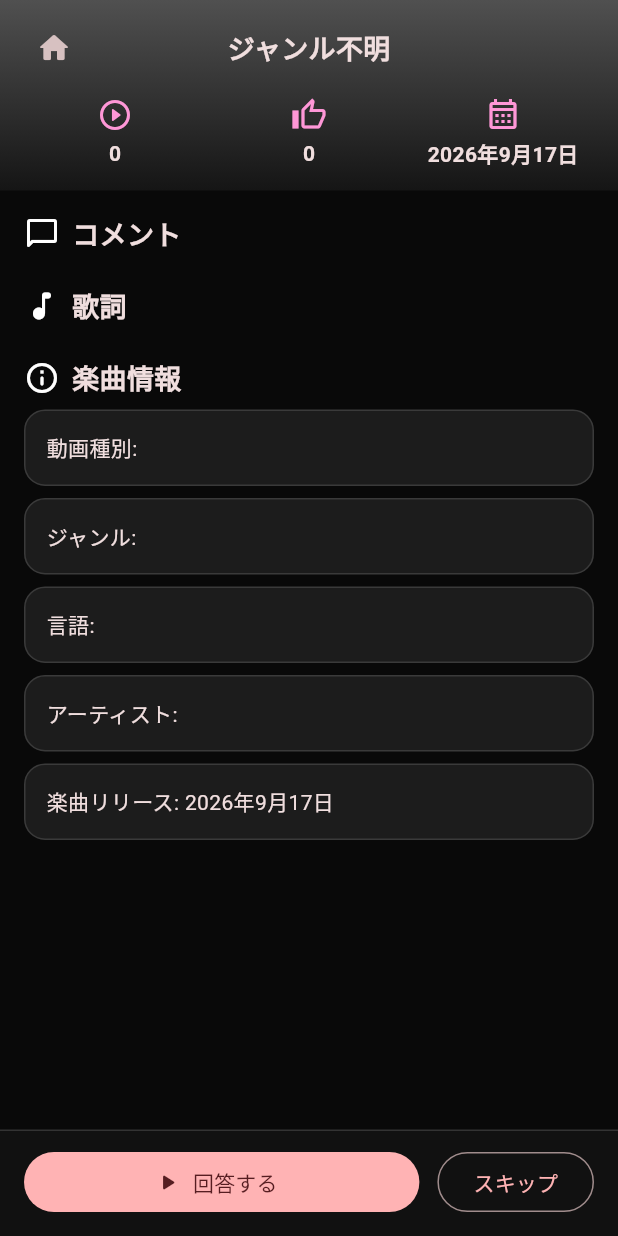
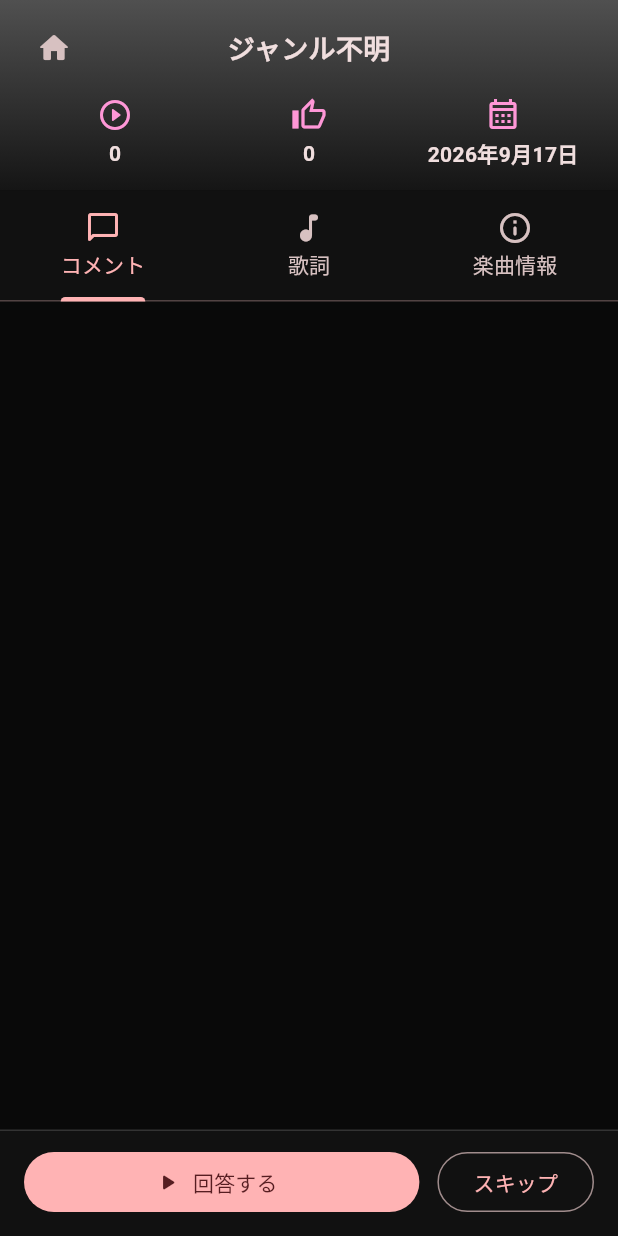
Before and after one commit to lennomue/CommenTube_Flutter, a Flutter app: the _GameContent screen opened directly with empty values, on a phone screen of 412 x 824 dp. Run offline on Flutter 3.47's test engine with Material 3 defaults, Android fonts, the phone set to English and light mode, and no system bars; our stand-ins replace flutter_riverpod, go_router, webview_flutter; missing offline and left inert: webview_flutter_android, webview_flutter_wkwebview.

Commit message:
Implement session-only hint unlocking

```diff
--- /dev/null
+++ b/my_test_app/lib/core/models/hint_progress.dart
@@ -0,0 +1,19 @@
+class HintProgress {
+  const HintProgress({required this.unlockedHintKeys});
+
+  final Set<String> unlockedHintKeys;
+
+  bool isUnlocked(String hintKey) => unlockedHintKeys.contains(hintKey);
+}
+
+abstract final class HintKey {
+  static String comment(String commentId) => 'comment:$commentId';
+
+  static String lyric(int index) => 'lyric:$index';
+
+  static const videoGenre = 'music_info:video_genre';
+  static const musicGenres = 'music_info:music_genres';
+  static const musicLanguages = 'music_info:music_languages';
+  static const musicArtists = 'music_info:music_artists';
+  static const musicReleasedAt = 'music_info:music_released_at';
+}
--- a/my_test_app/lib/features/game/presentation/game_screen.dart
+++ b/my_test_app/lib/features/game/presentation/game_screen.dart
@@ -1,6 +1,7 @@
 import 'package:flutter/material.dart';
 import 'package:flutter_riverpod/flutter_riverpod.dart';
 
+import '../../../core/models/hint_progress.dart';
 import '../../../core/models/quiz.dart';
 import '../../../core/repositories/quiz_providers.dart';
 import '../../../core/router/app_router.dart';
@@ -15,8 +16,9 @@ class GameScreen extends ConsumerWidget {
   Widget build(BuildContext context, WidgetRef ref) {
     final quiz = ref.watch(quizProvider(videoId));
     return quiz.when(
-      data: (item) =>
-          item == null ? const _MissingQuizScreen() : _GameContent(quiz: item),
+      data: (item) => item == null
+          ? const _MissingQuizScreen()
+          : _GameContent(key: ValueKey(item.quiz.videoId), quiz: item),
       loading: () =>
           const Scaffold(body: Center(child: CircularProgressIndicator())),
       error: (error, stackTrace) => const _MissingQuizScreen(),
@@ -24,61 +26,151 @@ class GameScreen extends ConsumerWidget {
   }
 }
 
-class _GameContent extends StatelessWidget {
-  const _GameContent({required this.quiz});
+class _GameContent extends StatefulWidget {
+  const _GameContent({super.key, required this.quiz});
 
   final QuizWithLiveStats quiz;
+
+  @override
+  State<_GameContent> createState() => _GameContentState();
+}
+
+class _GameContentState extends State<_GameContent> {
+  late final Set<String> _unlockedHintKeys;
+
+  @override
+  void initState() {
+    super.initState();
+    final representativeComment = widget.quiz.quiz.representativeComment;
+    _unlockedHintKeys = {
+      if (representativeComment != null)
+        HintKey.comment(representativeComment.commentId),
+    };
+  }
+
+  @override
+  Widget build(BuildContext context) {
+    return _GameScaffold(
+      quiz: widget.quiz,
+      progress: HintProgress(unlockedHintKeys: _unlockedHintKeys),
+      onUnlock: (hintKey) {
+        setState(() => _unlockedHintKeys.add(hintKey));
+      },
+    );
+  }
+}
+
+class _GameScaffold extends StatelessWidget {
+  const _GameScaffold({
+    required this.quiz,
+    required this.progress,
+    required this.onUnlock,
+  });
+
+  final QuizWithLiveStats quiz;
+  final HintProgress progress;
+  final ValueChanged<String> onUnlock;
 
   @override
   Widget build(BuildContext context) {
     final data = quiz.quiz;
     return Scaffold(
       body: SafeArea(
+        child: DefaultTabController(
+          length: 3,
           child: Column(
             children: [
               _GameHeader(quiz: quiz),
-            Expanded(
-              child: ListView(
-                padding: const EdgeInsets.fromLTRB(16, 16, 16, 24),
-                children: [
-                  _HintSection(
-                    icon: Icons.chat_bubble_outline_rounded,
-                    title: 'コメント',
-                    children: [
-                      for (final comment in quiz.comments)
-                        _CommentHint(comment: comment),
+              const ColoredBox(
+                color: Color(0xFF111111),
+                child: TabBar(
+                  tabs: [
+                    Tab(
+                      icon: Icon(Icons.chat_bubble_outline_rounded),
+                      text: 'コメント',
+                    ),
+                    Tab(icon: Icon(Icons.music_note_rounded), text: '歌詞'),
+                    Tab(icon: Icon(Icons.info_outline_rounded), text: '楽曲情報'),
                   ],
                 ),
-                  const SizedBox(height: 14),
-                  _HintSection(
-                    icon: Icons.music_note_rounded,
-                    title: '歌詞',
+              ),
+              Expanded(
+                child: TabBarView(
                   children: [
-                      for (final lyric in data.videoLyrics)
-                        _HintCard(text: lyric),
+                    _HintTabBody(
+                      children: [
+                        for (final indexed in quiz.comments.indexed)
+                          _UnlockableHint(
+                            hintKey: HintKey.comment(
+                              indexed.$2.comment.commentId,
+                            ),
+                            label: 'コメント ${indexed.$1 + 1}',
+                            progress: progress,
+                            onUnlock: onUnlock,
+                            child: _CommentHint(comment: indexed.$2),
+                          ),
                       ],
                     ),
-                  const SizedBox(height: 14),
-                  _HintSection(
-                    icon: Icons.info_outline_rounded,
-                    title: '楽曲情報',
+                    _HintTabBody(
                       children: [
-                      _HintCard(
+                        for (final indexed in data.videoLyrics.indexed)
+                          _UnlockableHint(
+                            hintKey: HintKey.lyric(indexed.$1),
+                            label: '歌詞 ${indexed.$1 + 1}',
+                            progress: progress,
+                            onUnlock: onUnlock,
+                            child: _HintCard(text: indexed.$2),
+                          ),
+                      ],
+                    ),
+                    _HintTabBody(
+                      children: [
+                        _UnlockableHint(
+                          hintKey: HintKey.videoGenre,
+                          label: '動画種別',
+                          progress: progress,
+                          onUnlock: onUnlock,
+                          child: _HintCard(
                             text: '動画種別: ${videoGenreLabel(data.videoGenre)}',
                           ),
-                      _HintCard(
+                        ),
+                        _UnlockableHint(
+                          hintKey: HintKey.musicGenres,
+                          label: '楽曲ジャンル',
+                          progress: progress,
+                          onUnlock: onUnlock,
+                          child: _HintCard(
                             text:
                                 'ジャンル: ${data.musicGenres.map(genreLabel).join(' / ')}',
                           ),
-                      _HintCard(
+                        ),
+                        _UnlockableHint(
+                          hintKey: HintKey.musicLanguages,
+                          label: '言語',
+                          progress: progress,
+                          onUnlock: onUnlock,
+                          child: _HintCard(
                             text:
                                 '言語: ${data.musicLanguages.map(languageLabel).join(' / ')}',
                           ),
-                      _HintCard(
+                        ),
+                        _UnlockableHint(
+                          hintKey: HintKey.musicArtists,
+                          label: 'アーティスト',
+                          progress: progress,
+                          onUnlock: onUnlock,
+                          child: _HintCard(
                             text: 'アーティスト: ${data.musicArtists.join(' / ')}',
                           ),
-                      _HintCard(
+                        ),
+                        _UnlockableHint(
+                          hintKey: HintKey.musicReleasedAt,
+                          label: '楽曲リリース日',
+                          progress: progress,
+                          onUnlock: onUnlock,
+                          child: _HintCard(
                             text: '楽曲リリース: ${formatDate(data.musicReleasedAt)}',
+                          ),
                         ),
                       ],
                     ),
@@ -88,6 +180,66 @@ class _GameContent extends StatelessWidget {
               _GameActions(videoId: data.videoId),
             ],
           ),
+        ),
+      ),
+    );
+  }
+}
+
+class _HintTabBody extends StatelessWidget {
+  const _HintTabBody({required this.children});
+
+  final List<Widget> children;
+
+  @override
+  Widget build(BuildContext context) {
+    return ListView(
+      padding: const EdgeInsets.fromLTRB(16, 16, 16, 24),
+      children: children,
+    );
+  }
+}
+
+class _UnlockableHint extends StatelessWidget {
+  const _UnlockableHint({
+    required this.hintKey,
+    required this.label,
+    required this.progress,
+    required this.onUnlock,
+    required this.child,
+  });
+
+  final String hintKey;
+  final String label;
+  final HintProgress progress;
+  final ValueChanged<String> onUnlock;
+  final Widget child;
+
+  @override
+  Widget build(BuildContext context) {
+    if (progress.isUnlocked(hintKey)) {
+      return child;
+    }
+    return Container(
+      margin: const EdgeInsets.only(bottom: 8),
+      padding: const EdgeInsets.all(14),
+      decoration: BoxDecoration(
+        color: const Color(0xFF1C1C1C),
+        borderRadius: BorderRadius.circular(14),
+        border: Border.all(color: const Color(0xFF3A3A3A)),
+      ),
+      child: Row(
+        children: [
+          const Icon(Icons.lock_outline_rounded, color: Color(0xFFFF97D7)),
+          const SizedBox(width: 10),
+          Expanded(child: Text('$labelは未開放です')),
+          const SizedBox(width: 10),
+          FilledButton(
+            key: ValueKey('unlock-$hintKey'),
+            onPressed: () => onUnlock(hintKey),
+            child: const Text('開放'),
+          ),
+        ],
       ),
     );
   }
@@ -180,39 +332,6 @@ class _StatItem extends StatelessWidget {
             style: const TextStyle(fontWeight: FontWeight.w700),
           ),
         ),
-      ],
-    );
-  }
-}
-
-class _HintSection extends StatelessWidget {
-  const _HintSection({
-    required this.icon,
-    required this.title,
-    required this.children,
-  });
-
-  final IconData icon;
-  final String title;
-  final List<Widget> children;
-
-  @override
-  Widget build(BuildContext context) {
-    return Column(
-      crossAxisAlignment: CrossAxisAlignment.stretch,
-      children: [
-        Row(
-          children: [
-            Icon(icon),
-            const SizedBox(width: 8),
-            Text(
-              title,
-              style: const TextStyle(fontSize: 18, fontWeight: FontWeight.w700),
-            ),
-          ],
-        ),
-        const SizedBox(height: 8),
-        ...children,
       ],
     );
   }
```
Also changed, not shown: 5 other files. Lines whose indentation alone changed are shown as unchanged.
